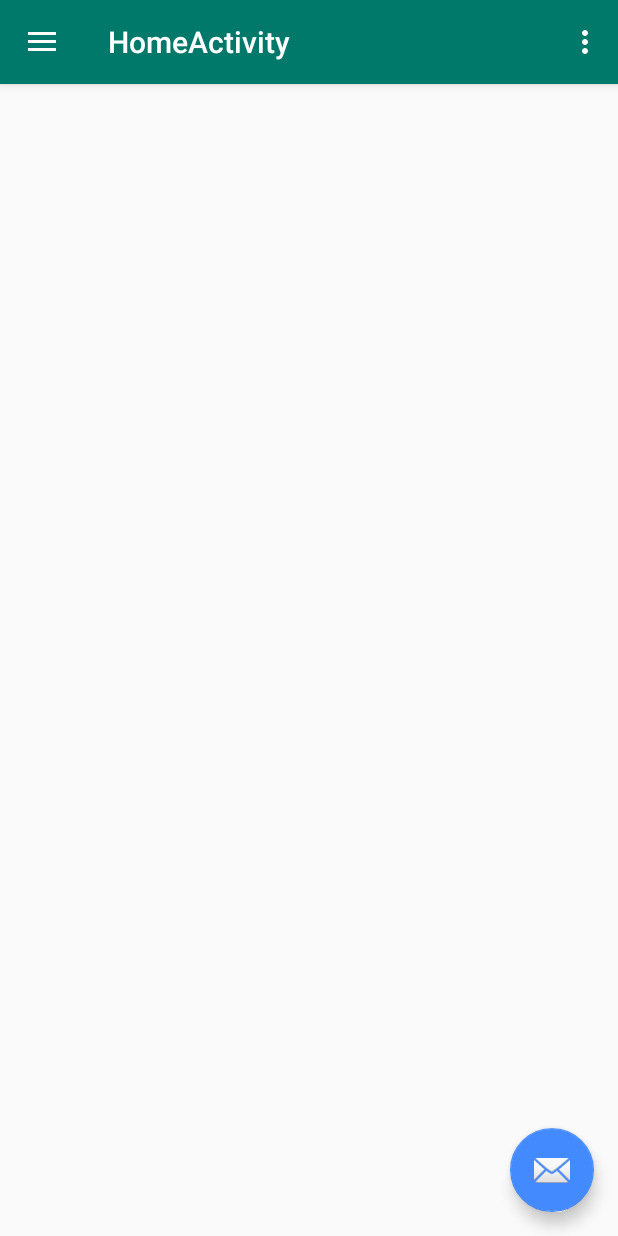
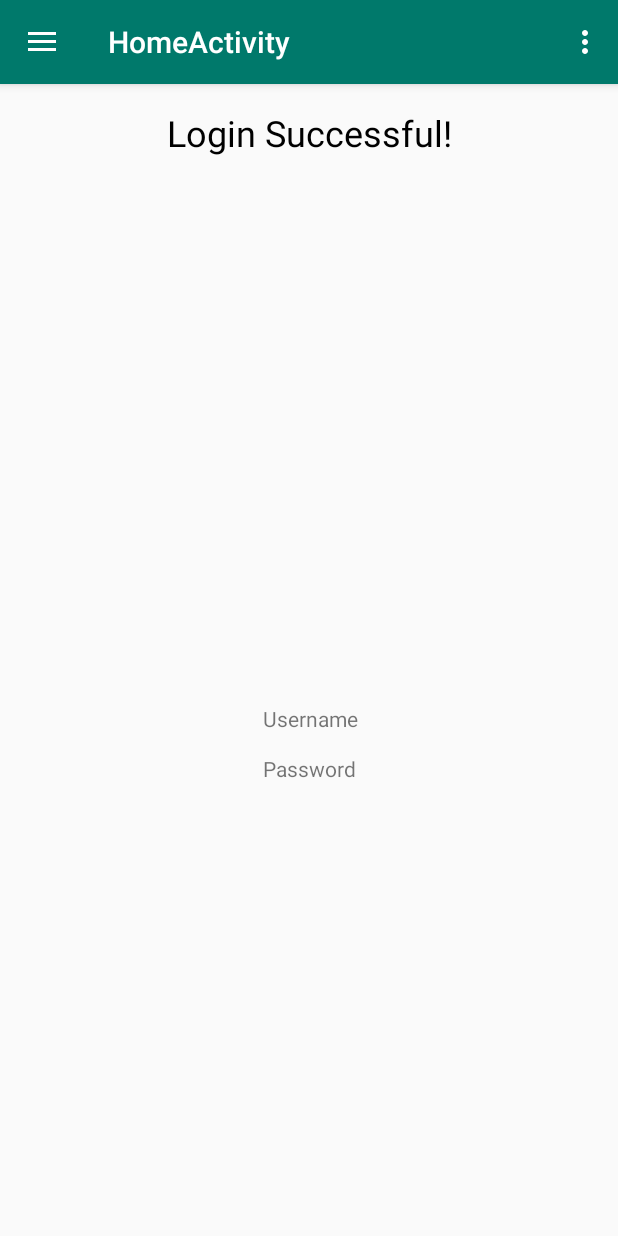
Before and after one commit to JoshuaAtherton/Android_login_screen, an Android app: the HomeActivity screen opened directly, with no data from a screen before it, on a phone screen of 412 x 824 dp. Run offline under Robolectric (Android 15) with nearby library versions, the phone set to English and light mode, and no system bars; 3 statements that could not run were skipped.

Commit message:
Branch off to develop a drawer activity after successful login

```diff
--- a/app/src/main/java/tcss450/uw/edu/phishapp/HomeActivity.java
+++ b/app/src/main/java/tcss450/uw/edu/phishapp/HomeActivity.java
@@ -23,15 +23,6 @@ public class HomeActivity extends AppCompatActivity
         Toolbar toolbar = (Toolbar) findViewById(R.id.toolbar);
         setSupportActionBar(toolbar);
 
-        FloatingActionButton fab = (FloatingActionButton) findViewById(R.id.fab);
-        fab.setOnClickListener(new View.OnClickListener() {
-            @Override
-            public void onClick(View view) {
-                Snackbar.make(view, "Replace with your own action", Snackbar.LENGTH_LONG)
-                        .setAction("Action", null).show();
-            }
-        });
-
         DrawerLayout drawer = (DrawerLayout) findViewById(R.id.drawer_layout);
         ActionBarDrawerToggle toggle = new ActionBarDrawerToggle(
                 this, drawer, toolbar, R.string.navigation_drawer_open, R.string.navigation_drawer_close);
@@ -40,6 +31,14 @@ public class HomeActivity extends AppCompatActivity
 
         NavigationView navigationView = (NavigationView) findViewById(R.id.nav_view);
         navigationView.setNavigationItemSelectedListener(this);
+
+        // add display fragment to this frame
+        if (savedInstanceState == null) {
+            if (findViewById(R.id.homeActivity_fragmentContainer) != null) {
+                getSupportFragmentManager().beginTransaction()
+                        .add(R.id.homeActivity_fragmentContainer, new DisplayFragment()).commit();
+            }
+        }
     }
 
     @Override
--- a/app/src/main/java/tcss450/uw/edu/phishapp/RegisterLoginActivity.java
+++ b/app/src/main/java/tcss450/uw/edu/phishapp/RegisterLoginActivity.java
@@ -1,6 +1,7 @@
 package tcss450.uw.edu.phishapp;
 
 import android.app.FragmentManager;
+import android.content.Intent;
 import android.support.v7.app.AppCompatActivity;
 import android.support.v4.app.FragmentTransaction;
 import android.os.Bundle;
@@ -69,6 +70,11 @@ public class RegisterLoginActivity extends AppCompatActivity
         Log.d("RegisterLoginActivity", "login button clicked");
 
         createDisplayFragment(username, password);
+
+//        Intent intent = new Intent(this, HomeActivity.class);
+////        intent.putExtra(EXTRA_MESSAGE, message);
+//        startActivity(intent);
+
     }
 
     @Override
--- a/app/src/main/java/tcss450/uw/edu/phishapp/UserLoginFragment.java
+++ b/app/src/main/java/tcss450/uw/edu/phishapp/UserLoginFragment.java
@@ -57,7 +57,7 @@ public class UserLoginFragment extends Fragment {
                 passwordBlank,
                 hasAtSymbol ;
 
-        hasAtSymbol = UserLoginValidation.hasAtSymbol(username, v);
+        hasAtSymbol = !UserLoginValidation.hasAtSymbol(username, v);
         userNameBlank = UserLoginValidation.isFieldBlank(username, v);
         passwordBlank = UserLoginValidation.isFieldBlank(password, v);
 
--- a/app/src/main/java/tcss450/uw/edu/phishapp/UserLoginValidation.java
+++ b/app/src/main/java/tcss450/uw/edu/phishapp/UserLoginValidation.java
@@ -16,10 +16,10 @@ class UserLoginValidation {
     }
 
     static boolean hasAtSymbol(TextView field, View view) {
-        boolean hasAtSymbol = true;
+        boolean hasAtSymbol = false;
         if (!UserLoginValidation.searchForChar(field.getText().toString())) {
             field.setError(view.getResources().getString(R.string.missing_at_symbol_prompt));
-            hasAtSymbol = false;
+            hasAtSymbol = true;
         }
         return hasAtSymbol;
     }
--- a/app/src/main/java/tcss450/uw/edu/phishapp/UserRegistrationFragment.java
+++ b/app/src/main/java/tcss450/uw/edu/phishapp/UserRegistrationFragment.java
@@ -56,7 +56,7 @@ public class UserRegistrationFragment extends Fragment {
                 passMatching,
                 passLength = false;
 
-        atSymbol = UserLoginValidation.hasAtSymbol(usernameText, v);
+        atSymbol = !UserLoginValidation.hasAtSymbol(usernameText, v);
         noBlankFields = checkForBlankFields();
         passMatching =
                 password1Text.getText().toString().equals(password2Text.getText().toString());
--- a/app/src/main/res/layout/app_bar_home.xml
+++ b/app/src/main/res/layout/app_bar_home.xml
@@ -22,12 +22,4 @@
 
     <include layout="@layout/content_home" />
 
-    <android.support.design.widget.FloatingActionButton
-        android:id="@+id/fab"
-        android:layout_width="wrap_content"
-        android:layout_height="wrap_content"
-        android:layout_gravity="bottom|end"
-        android:layout_margin="@dimen/fab_margin"
-        app:srcCompat="@android:drawable/ic_dialog_email" />
-
 </android.support.design.widget.CoordinatorLayout>
--- a/app/src/main/res/layout/content_home.xml
+++ b/app/src/main/res/layout/content_home.xml
@@ -1,11 +1,12 @@
 <?xml version="1.0" encoding="utf-8"?>
-<android.support.constraint.ConstraintLayout xmlns:android="http://schemas.android.com/apk/res/android"
+<FrameLayout xmlns:android="http://schemas.android.com/apk/res/android"
     xmlns:app="http://schemas.android.com/apk/res-auto"
     xmlns:tools="http://schemas.android.com/tools"
+    android:id="@+id/homeActivity_fragmentContainer"
     android:layout_width="match_parent"
     android:layout_height="match_parent"
     app:layout_behavior="@string/appbar_scrolling_view_behavior"
     tools:context=".HomeActivity"
     tools:showIn="@layout/app_bar_home">
 
-</android.support.constraint.ConstraintLayout>
+</FrameLayout>
```
